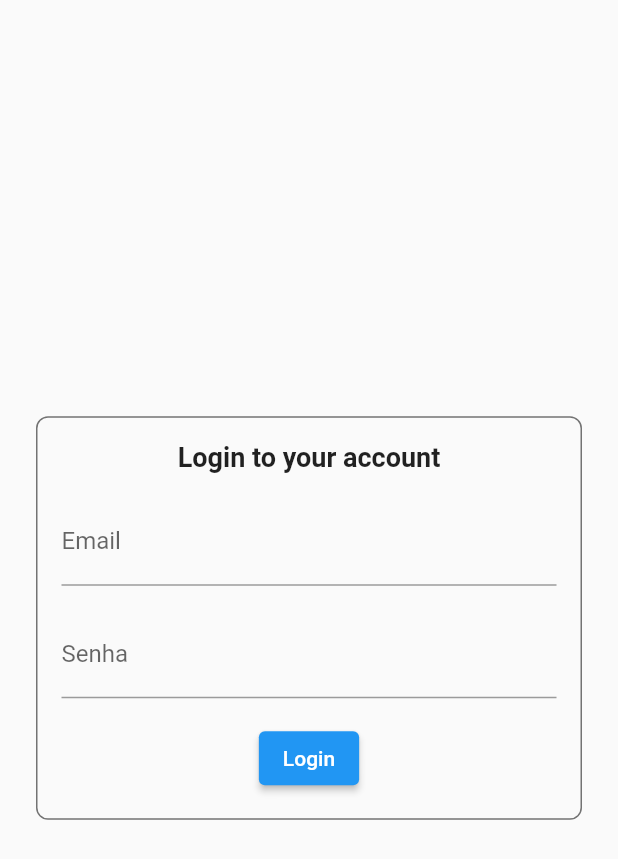
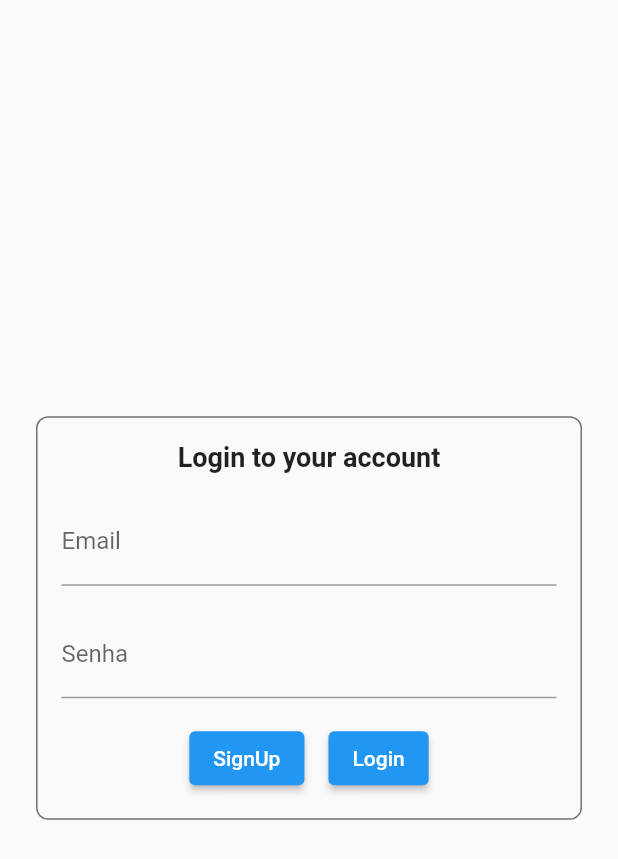
Before and after one commit to danieldsiqueira/ApiTest, a Flutter app: the screen it shows after launch, on a phone screen of 412 x 824 dp. Shown: the top 859 px of the screen. Run offline on Flutter 3.47's test engine with Material 2 defaults, Android fonts, the phone set to English and light mode, and no system bars; our stand-ins replace connectivity_plus, flutter_dotenv, flutter_mobx, get_it, mobx, shared_preferences; generated files the repository leaves out were written again.

Commit message:
add loginViewController and some animatedFoos

```diff
--- a/lib/authentication/ui/login_view/login_view.dart
+++ b/lib/authentication/ui/login_view/login_view.dart
@@ -1,16 +1,32 @@
 import 'package:flutter/material.dart';
+import 'package:flutter_mobx/flutter_mobx.dart';
+import 'package:get_it/get_it.dart';
+import 'package:provider/provider.dart';
+import 'package:teste_01/authentication/ui/login_view/login_view_controller.dart';
 import 'package:teste_01/common/widgets/custom_text_form_field.dart';
 
-class LoginView extends StatelessWidget {
+class LoginView extends StatefulWidget {
   static const route = 'loginView';
   const LoginView({Key? key}) : super(key: key);
 
   @override
+  State<LoginView> createState() => _LoginViewState();
+}
+
+class _LoginViewState extends State<LoginView>
+    with SingleTickerProviderStateMixin {
+  @override
   Widget build(BuildContext context) {
-    return Scaffold(
-      body: SafeArea(
+    return Provider(
+        create: (context) => GetIt.I.get<LoginViewController>(),
+        builder: (context, snapshot) {
+          return Consumer<LoginViewController>(builder: (context, vm, _) {
+            return Scaffold(body: SafeArea(
               child: Center(
-          child: Container(
+                child: Observer(builder: (context) {
+                  return AnimatedContainer(
+                      curve: Curves.easeInOutExpo,
+                      duration: const Duration(milliseconds: 500),
                       margin: const EdgeInsets.symmetric(horizontal: 24),
                       padding: const EdgeInsets.all(16),
                       width: double.infinity,
@@ -21,30 +37,69 @@ class LoginView extends StatelessWidget {
                       child: Column(mainAxisSize: MainAxisSize.min, children: [
                         const Text(
                           'Login to your account',
-                  style: TextStyle(fontWeight: FontWeight.bold, fontSize: 18),
+                          style: TextStyle(
+                              fontWeight: FontWeight.bold, fontSize: 18),
                         ),
                         const SizedBox(
                           height: 16,
                         ),
                         CustomTextFormField(
                           labelText: 'Email',
-                  onChanged: (_) {},
+                          onChanged: (value) => vm.email = value,
+                          errorText: vm.errorEmailMessage,
                         ),
                         const SizedBox(
                           height: 16,
                         ),
                         CustomTextFormField(
-                  onChanged: (_) {},
+                          onChanged: (value) => vm.password = value,
                           obscureText: true,
                           labelText: 'Senha',
+                          errorText: vm.errorPasswordMessage,
+                        ),
+                        AnimatedCrossFade(
+                          duration: const Duration(milliseconds: 300),
+                          firstCurve: Curves.easeInOutExpo,
+                          crossFadeState: vm.isSignUp
+                              ? CrossFadeState.showFirst
+                              : CrossFadeState.showSecond,
+                          secondChild: Container(),
+                          firstChild: Padding(
+                            padding: const EdgeInsets.only(top: 16),
+                            child: CustomTextFormField(
+                              onChanged: (value) => vm.confirmPassword = value,
+                              obscureText: true,
+                              labelText: 'Confirmar Senha',
+                              errorText: vm.errorConfirmPassword,
+                            ),
+                          ),
                         ),
                         const SizedBox(
                           height: 16,
                         ),
-                ElevatedButton(onPressed: () {}, child: const Text('Login'))
-              ])),
+                        Row(
+                          mainAxisAlignment: MainAxisAlignment.center,
+                          children: [
+                            ElevatedButton(
+                              onPressed: () {
+                                vm.toggleSignUp();
+                              },
+                              child: const Text('SignUp'),
                             ),
+                            const SizedBox(
+                              width: 16,
                             ),
-    );
+                            ElevatedButton(
+                              onPressed: () {},
+                              child: const Text('Login'),
+                            ),
+                          ],
+                        )
+                      ]));
+                }),
+              ),
+            ));
+          });
+        });
   }
 }
```
Also changed, not shown: lib/authentication/commands/sign_user_command.dart (+13 -2 lines), lib/authentication/ui/login_view/login_view_controller.dart (+24 -6 lines), lib/common/validators.dart (+8 -0 lines), lib/authentication/ui/login_view/login_view_controller.g.dart. Lines whose indentation alone changed are shown as unchanged.
